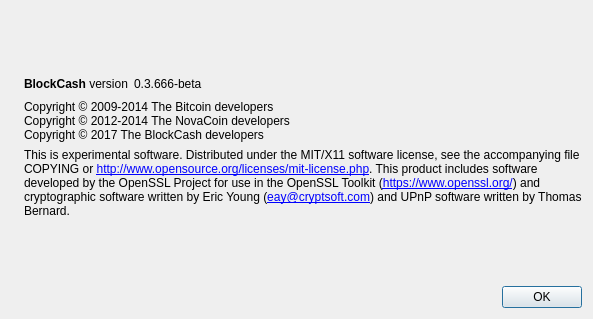
Above: src/qt/forms/aboutdialog.ui from saintcoin/saintcoin before the change. Below: the same form after it.
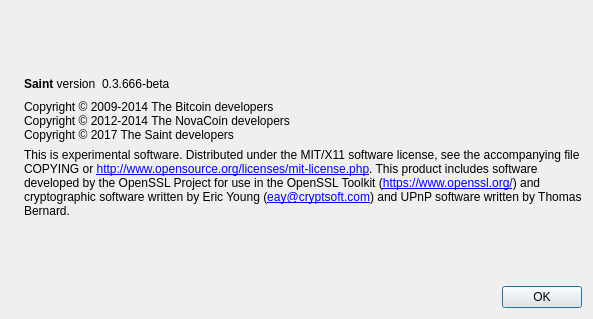
That is the form after the change. Icons and pictures are not drawn.

```diff
--- a/src/qt/forms/aboutdialog.ui
+++ b/src/qt/forms/aboutdialog.ui
@@ -50,7 +50,7 @@
           <cursorShape>IBeamCursor</cursorShape>
          </property>
          <property name="text">
-          <string>&lt;b&gt;BlockCash&lt;/b&gt; version</string>
+          <string>&lt;b&gt;Saint&lt;/b&gt; version</string>
          </property>
          <property name="textInteractionFlags">
           <set>Qt::LinksAccessibleByMouse|Qt::TextSelectableByKeyboard|Qt::TextSelectableByMouse</set>
@@ -93,7 +93,7 @@
        <property name="text">
         <string>Copyright © 2009-2014 The Bitcoin developers
 Copyright © 2012-2014 The NovaCoin developers
-Copyright © 2017 The BlockCash developers</string>
+Copyright © 2017 The Saint developers</string>
        </property>
        <property name="textInteractionFlags">
         <set>Qt::LinksAccessibleByMouse|Qt::TextSelectableByKeyboard|Qt::TextSelectableByMouse</set>
```
Left out of the diff: 2 changed lines with no effect on the pictures.
